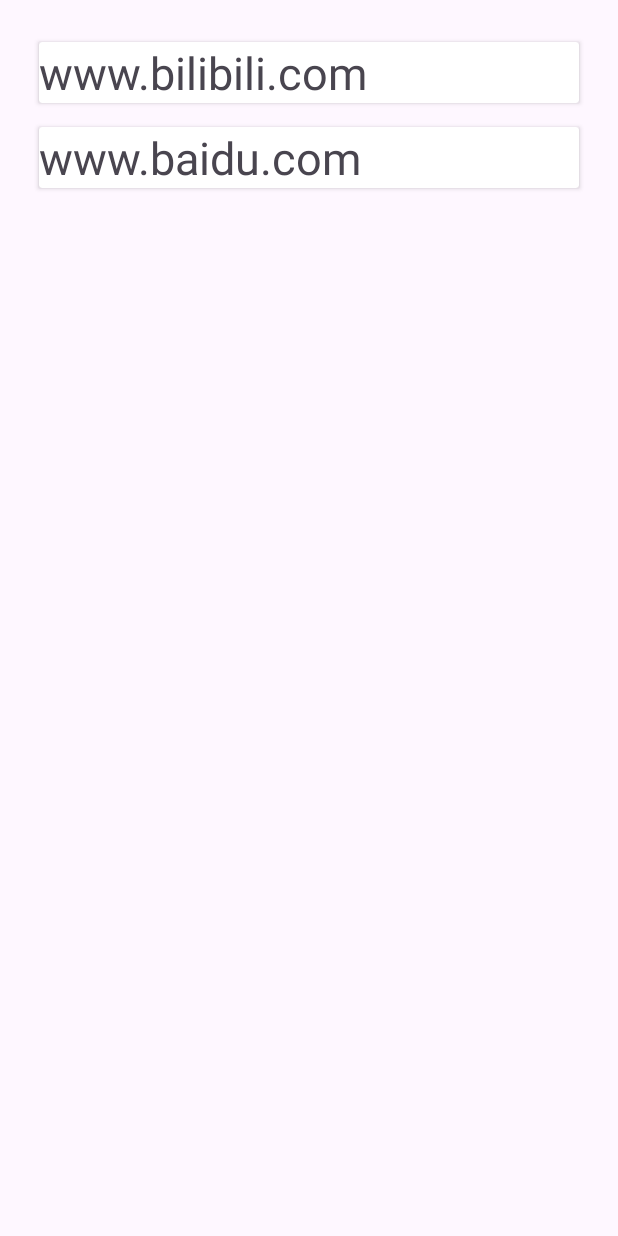
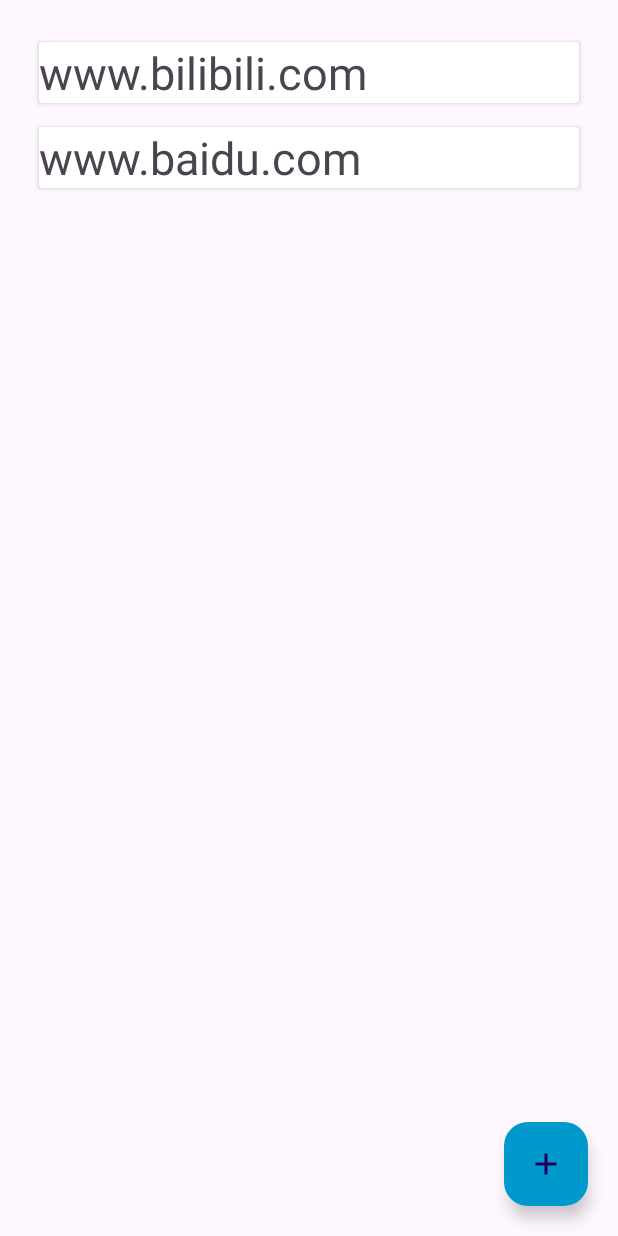
Before and after one commit to vegepuppy/Garnet, an Android app: the screen it shows after launch (InfoLinkActivity), after a tap on "高等数学", on a phone screen of 412 x 824 dp. Run offline under Robolectric (Android 15) with nearby library versions, the light colour scheme and no system bars.

Commit message:
3.27 实现了链接界面的添加功能

```diff
--- a/app/src/main/java/com/example/garnet/MainActivity.java
+++ b/app/src/main/java/com/example/garnet/MainActivity.java
@@ -51,7 +51,7 @@
     }
 
 
-    class MyClickListener implements View.OnClickListener{
+    private class MyClickListener implements View.OnClickListener{
         @Override
         public void onClick(View v) {
             if (v.getId() == R.id.fab_add) {
--- a/app/src/main/res/layout/activity_info_link.xml
+++ b/app/src/main/res/layout/activity_info_link.xml
@@ -16,6 +16,15 @@
         android:paddingRight="10dp"
         android:layout_centerHorizontal="true"
         app:layoutManager="androidx.recyclerview.widget.LinearLayoutManager"/>
+    <com.google.android.material.floatingactionbutton.FloatingActionButton
+        android:layout_width="wrap_content"
+        android:layout_height="wrap_content"
+        android:layout_alignParentEnd="true"
+        android:layout_alignParentBottom="true"
+        android:src="@drawable/baseline_add_24"
+        android:backgroundTint="#0099CC"
+        android:layout_margin="20dp"
+        android:id="@+id/second_fab_add" />
 
 
 </RelativeLayout>
```
Also changed, not shown: app/src/main/java/com/example/garnet/InfoLinkActivity.java (+40 -0 lines), app/src/main/res/layout/adding_info_alartdialog.xml (+0 -8 lines), app/src/main/res/layout/adding_link_alartdialog.xml (added, +21 -0 lines).
